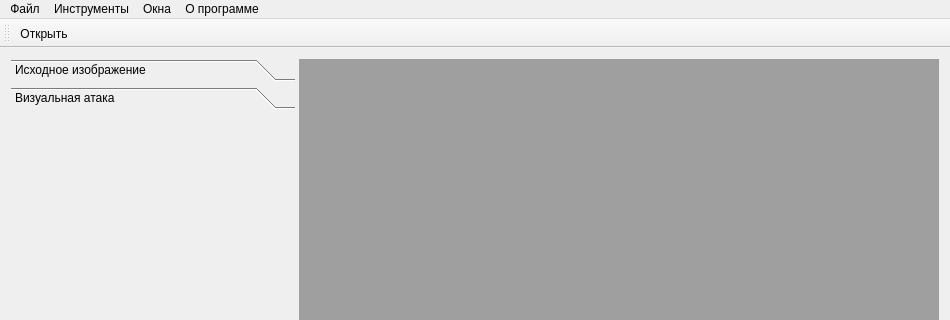
Old version of the form mainwindow.ui in the repository waitforcode/stect; both pictures show x 0 to 950 and y 0 to 320 of the 950 by 644 pixel window.
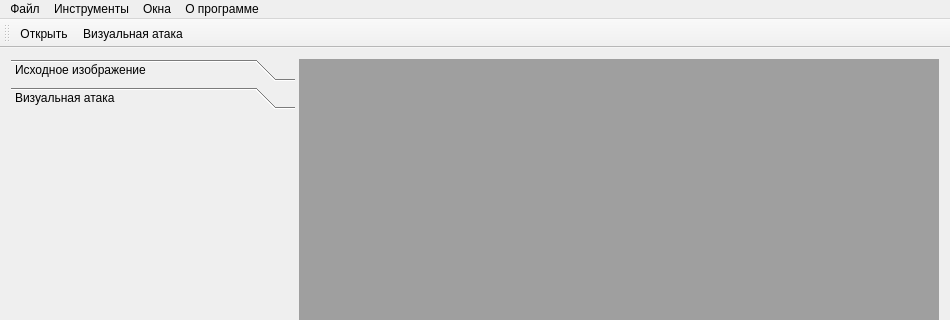
New version of the form. The open tabs and pages were chosen to show the change. Icons and pictures are not drawn.

The edit to the form file:
```diff
--- a/mainwindow.ui
+++ b/mainwindow.ui
@@ -177,6 +177,7 @@
     <bool>false</bool>
    </attribute>
    <addaction name="action"/>
+   <addaction name="action_8"/>
   </widget>
   <action name="action">
    <property name="icon">
```
Left out of the diff: 8 changed lines with no effect on the pictures.
